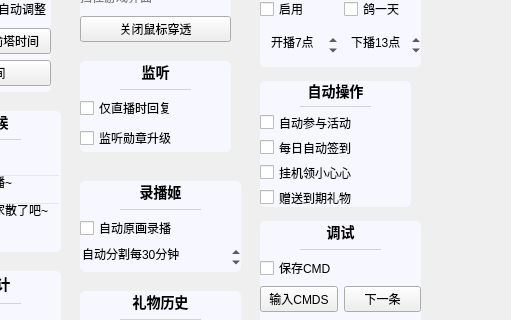
Before: the Qt Designer form mainwindow/mainwindow.ui in iwxyi/Bilibili-MagicalDanmaku, drawn with Qt 5; both pictures show x 175 to 686 and y 387 to 707 of the 1165 by 943 pixel window.
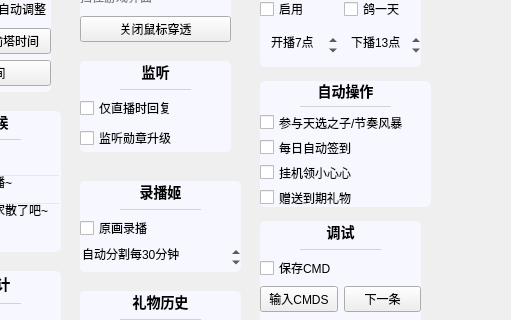
After: the same form once the commit is applied. Icons and pictures are not drawn. Custom widgets are drawn as their Qt base class.

Commit message: 优化阴影与间距细节

Diff of the .ui file:
```diff
--- a/mainwindow/mainwindow.ui
+++ b/mainwindow/mainwindow.ui
@@ -2150,7 +2150,7 @@
              <rect>
               <x>370</x>
               <y>430</y>
-              <width>151</width>
+              <width>171</width>
               <height>126</height>
              </rect>
             </property>
@@ -2209,7 +2209,7 @@
                 <string>&lt;html&gt;&lt;head/&gt;&lt;body&gt;&lt;p&gt;自动参加天选时刻抽奖/节奏风暴弹幕&lt;/p&gt;&lt;p&gt;只发送弹幕和关注，需要送礼的不参加&lt;/p&gt;&lt;/body&gt;&lt;/html&gt;</string>
                </property>
                <property name="text">
-                <string>自动参与活动</string>
+                <string>参与天选之子/节奏风暴</string>
                </property>
               </widget>
              </item>
@@ -2392,7 +2392,7 @@
              <item>
               <widget class="QCheckBox" name="recordCheck">
                <property name="text">
-                <string>自动原画录播</string>
+                <string>原画录播</string>
                </property>
               </widget>
              </item>
```
Left out of the diff: 2 changed lines with no effect on the pictures. The commit also changes 1 other file.
